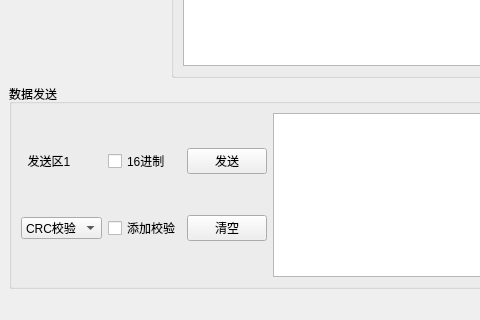
Above: gui.ui from TjfCCC123/ComMonitor before the change; both pictures show x 0 to 480 and y 408 to 728 of the 1161 by 728 pixel window. Below: the same form after it.
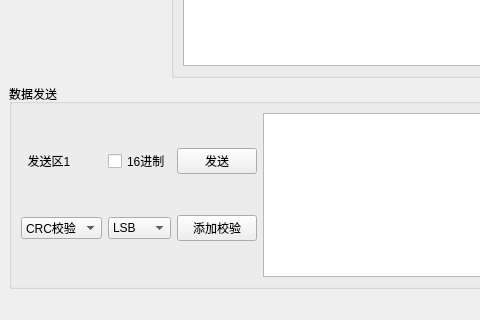
That is the form after the change.

Patch:
```diff
--- a/gui.ui
+++ b/gui.ui
@@ -336,18 +336,13 @@
                </property>
               </widget>
              </item>
-             <item row="1" column="2">
-              <widget class="QPushButton" name="pushButton_clear">
-               <property name="text">
-                <string>清空</string>
-               </property>
-              </widget>
-             </item>
-             <item row="1" column="1">
-              <widget class="QCheckBox" name="checkBox_2">
-               <property name="text">
-                <string>添加校验</string>
-               </property>
+             <item row="1" column="0">
+              <widget class="QComboBox" name="comboBox_check">
+               <item>
+                <property name="text">
+                 <string>CRC校验</string>
+                </property>
+               </item>
               </widget>
              </item>
              <item row="0" column="0">
@@ -360,11 +355,23 @@
                </property>
               </widget>
              </item>
-             <item row="1" column="0">
-              <widget class="QComboBox" name="comboBox">
+             <item row="1" column="2">
+              <widget class="QPushButton" name="pushButton_addCheck">
+               <property name="text">
+                <string>添加校验</string>
+               </property>
+              </widget>
+             </item>
+             <item row="1" column="1">
+              <widget class="QComboBox" name="comboBox_LSBMSB">
                <item>
                 <property name="text">
-                 <string>CRC校验</string>
+                 <string>LSB</string>
+                </property>
+               </item>
+               <item>
+                <property name="text">
+                 <string>MSB</string>
                 </property>
                </item>
               </widget>
```
